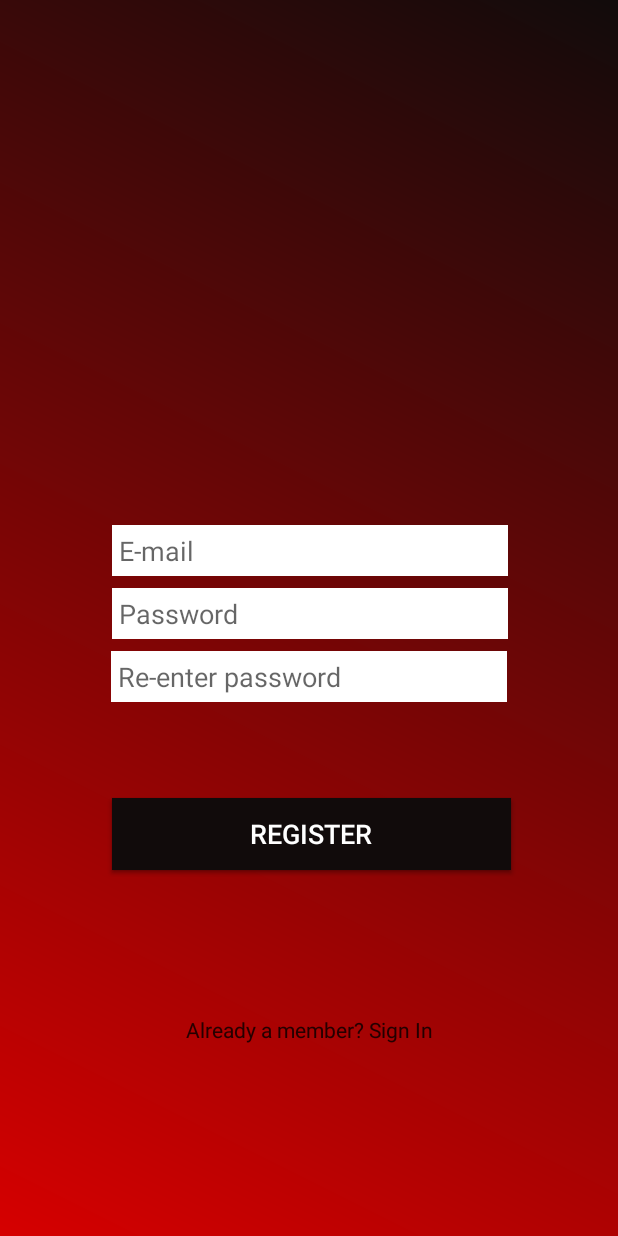
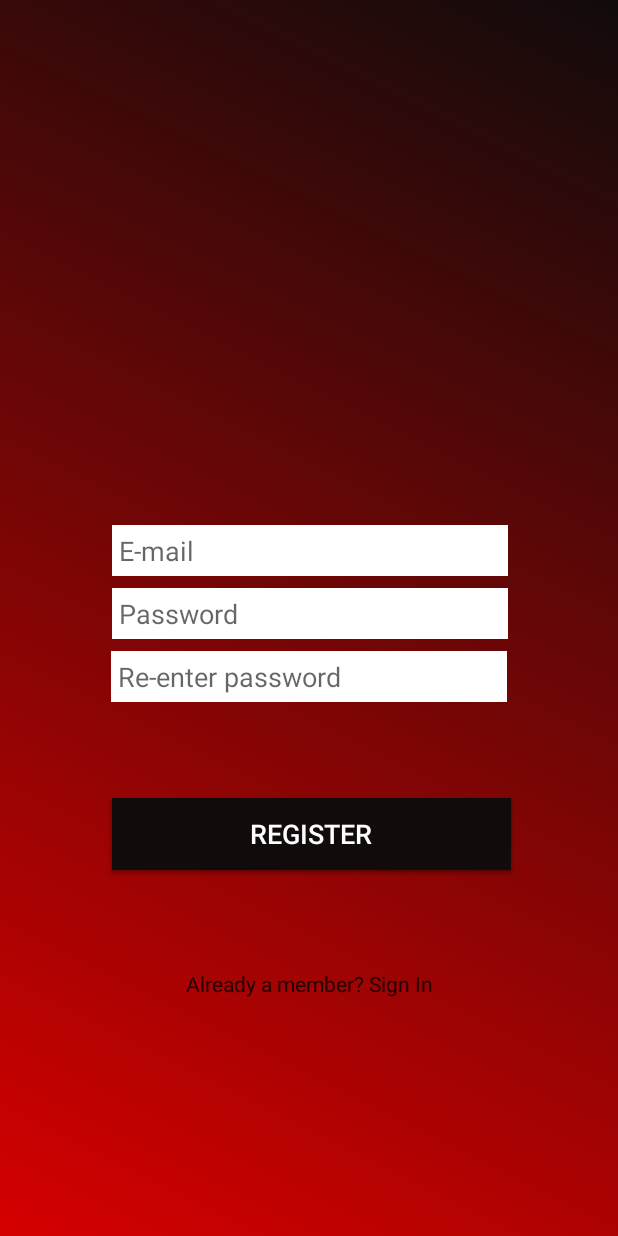
Before and after one commit to lucereal/RedRider, an Android app: the screen it shows after launch (RegisterActivity), after a tap on "Not a member? Sign up now", on a phone screen of 412 x 824 dp. Run offline under Robolectric (Android 15) with nearby library versions, the phone set to English and light mode, and no system bars; network calls fail; Roboto replaces fonts that are not available here.

Commit message:
Final version try 2

```diff
--- a/app/src/main/AndroidManifest.xml
+++ b/app/src/main/AndroidManifest.xml
@@ -16,7 +16,7 @@
         android:theme="@style/AppTheme">
         <activity
             android:name=".Login.LoginActivity"
-            android:label="@string/title_activity_login"
+            android:label="@string/app_name"
             android:theme="@style/AppTheme.NoActionBar" >
             <intent-filter>
                 <action android:name="android.intent.action.MAIN" />
--- a/app/src/main/res/layout/register_frag.xml
+++ b/app/src/main/res/layout/register_frag.xml
@@ -39,8 +39,8 @@
         app:layout_constraintBottom_toBottomOf="parent"
         app:layout_constraintEnd_toEndOf="parent"
         app:layout_constraintStart_toStartOf="parent"
-        app:layout_constraintTop_toBottomOf="@+id/button2"
-        app:layout_constraintVertical_bias="0.235" />
+        app:layout_constraintTop_toBottomOf="@+id/registerBtm"
+        app:layout_constraintVertical_bias="0.651" />
 
     <EditText
         android:id="@+id/newEmail"
--- a/app/src/main/res/values/strings.xml
+++ b/app/src/main/res/values/strings.xml
@@ -1,5 +1,5 @@
 <resources>
-    <string name="app_name">RedRider</string>
+    <string name="app_name">Red Rider</string>
     <string name="title_activity_login">LoginActivity</string>
     <string name="title_activity_post">PostActivity</string>
     <string name="title_activity_match">MatchActivity</string>
```
Also changed, not shown: app/src/main/java/com/example/lucer_000/redrider/Data/PostRepository.java (+13 -2 lines).
